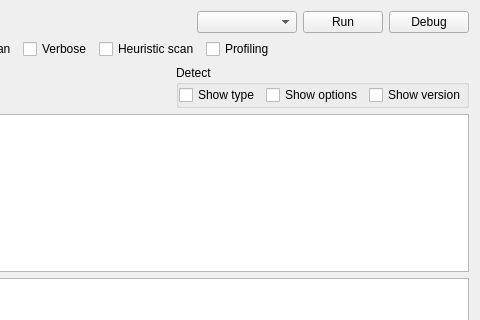
This is dialogdiesignatures.ui in horsicq/die_widget as Qt 5 draws it before an edit; both pictures show x 521 to 1001 and y 0 to 320 of the 1001 by 509 pixel window. The edited form follows.
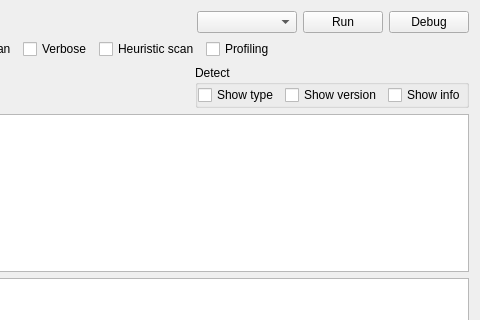
This is the edited form. Custom widgets are drawn as their Qt base class.

```diff
--- a/dialogdiesignatures.ui
+++ b/dialogdiesignatures.ui
@@ -232,16 +232,16 @@
              </widget>
             </item>
             <item>
-             <widget class="QCheckBox" name="checkBoxShowOptions">
+             <widget class="QCheckBox" name="checkBoxShowVersion">
               <property name="text">
-               <string>Show options</string>
+               <string>Show version</string>
               </property>
              </widget>
             </item>
             <item>
-             <widget class="QCheckBox" name="checkBoxShowVersion">
+             <widget class="QCheckBox" name="checkBoxShowInfo">
               <property name="text">
-               <string>Show version</string>
+               <string>Show info</string>
               </property>
              </widget>
             </item>
```
